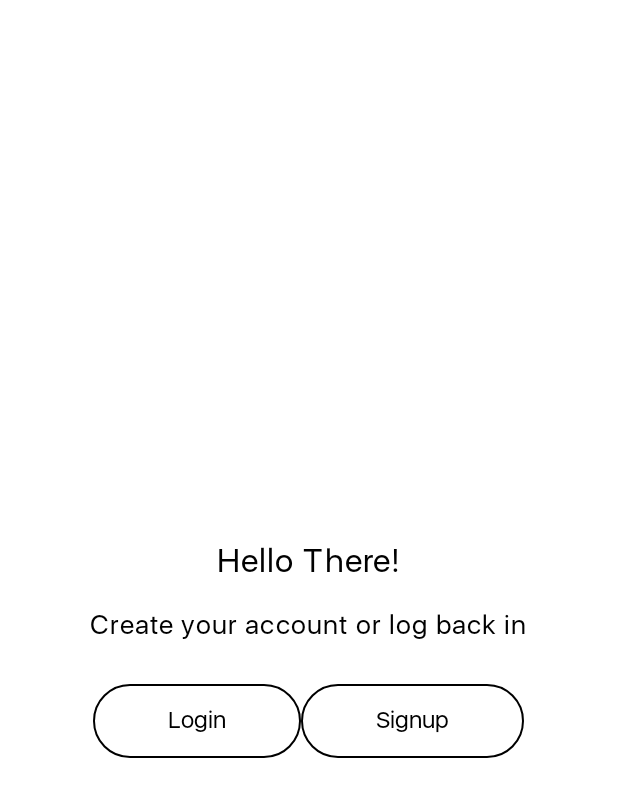
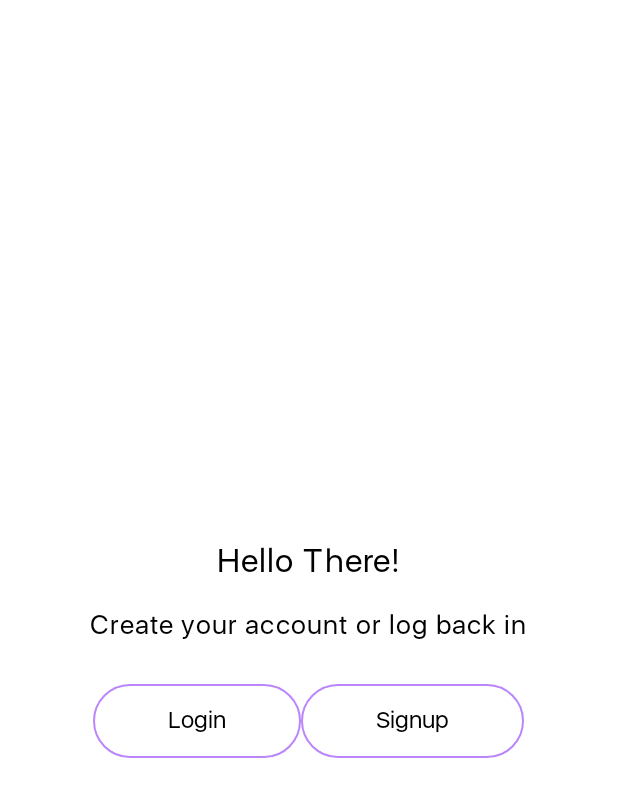
Before and after one commit to muchaisam/mlh, an Android app: the screen it shows after launch (LoggingActivity), on a phone screen of 412 x 824 dp. Shown: the top 797 px of the screen. Run offline under Robolectric (Android 15) with nearby library versions, the phone set to English and light mode, and no system bars; our stand-ins replace Firebase (no records; nobody signed in at launch, a user with empty details on screens opened directly); libraries missing offline, so code that uses them is left out: com.shashank.sony, dev.shreyaspatil; 2 statements that could not run were skipped.

Commit message:
outline color

```diff
--- a/app/src/main/res/drawable/rectangle_cure_gray.xml
+++ b/app/src/main/res/drawable/rectangle_cure_gray.xml
@@ -1,6 +1,6 @@
 <?xml version="1.0" encoding="utf-8"?>
 <shape xmlns:android="http://schemas.android.com/apk/res/android" xmlns:app="http://schemas.android.com/apk/res-auto" xmlns:aapt="http://schemas.android.com/aapt">
-    <stroke android:width="1dp"/>
+    <stroke android:width="1dp" android:color="@color/purple_200"/>
     <padding android:left="30dp" android:top="10dp" android:right="30dp" android:bottom="10dp"/>
     <corners android:radius="25dp"/>
 </shape>
```
